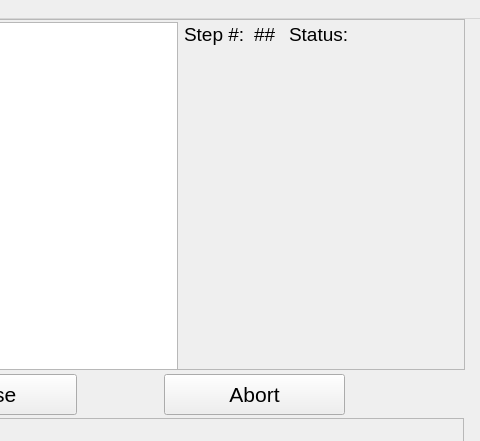
Qt form Interfaces/Base_Process_Window.ui (afylab/Tip-Deposition) before a commit; both pictures show x 486 to 966 and y 0 to 441 of the 966 by 678 pixel window.
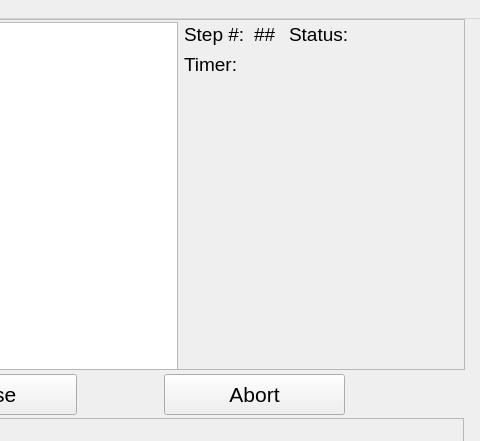
The same form after that commit.

Diff of the .ui file:
```diff
--- a/Interfaces/Base_Process_Window.ui
+++ b/Interfaces/Base_Process_Window.ui
@@ -129,9 +129,9 @@
      <property name="geometry">
       <rect>
        <x>670</x>
-       <y>40</y>
+       <y>60</y>
        <width>271</width>
-       <height>311</height>
+       <height>291</height>
       </rect>
      </property>
      <layout class="QFormLayout" name="coreParamsLayout">
@@ -143,6 +143,42 @@
       </property>
      </layout>
     </widget>
+    <widget class="QLabel" name="timerStaticLabel">
+     <property name="geometry">
+      <rect>
+       <x>670</x>
+       <y>30</y>
+       <width>71</width>
+       <height>31</height>
+      </rect>
+     </property>
+     <property name="font">
+      <font>
+       <pointsize>14</pointsize>
+      </font>
+     </property>
+     <property name="text">
+      <string>Timer:</string>
+     </property>
+    </widget>
+    <widget class="QLabel" name="timerLabel">
+     <property name="geometry">
+      <rect>
+       <x>730</x>
+       <y>30</y>
+       <width>201</width>
+       <height>31</height>
+      </rect>
+     </property>
+     <property name="font">
+      <font>
+       <pointsize>14</pointsize>
+      </font>
+     </property>
+     <property name="text">
+      <string>   </string>
+     </property>
+    </widget>
    </widget>
    <widget class="QFrame" name="parametersFrame">
     <property name="geometry">
```
